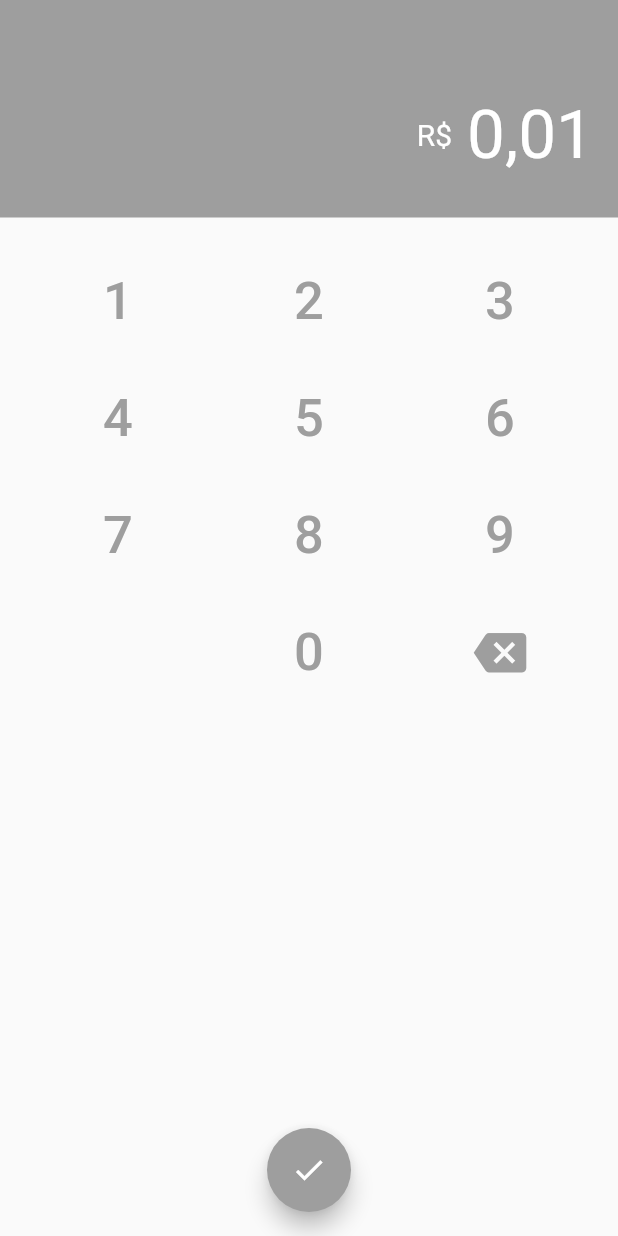
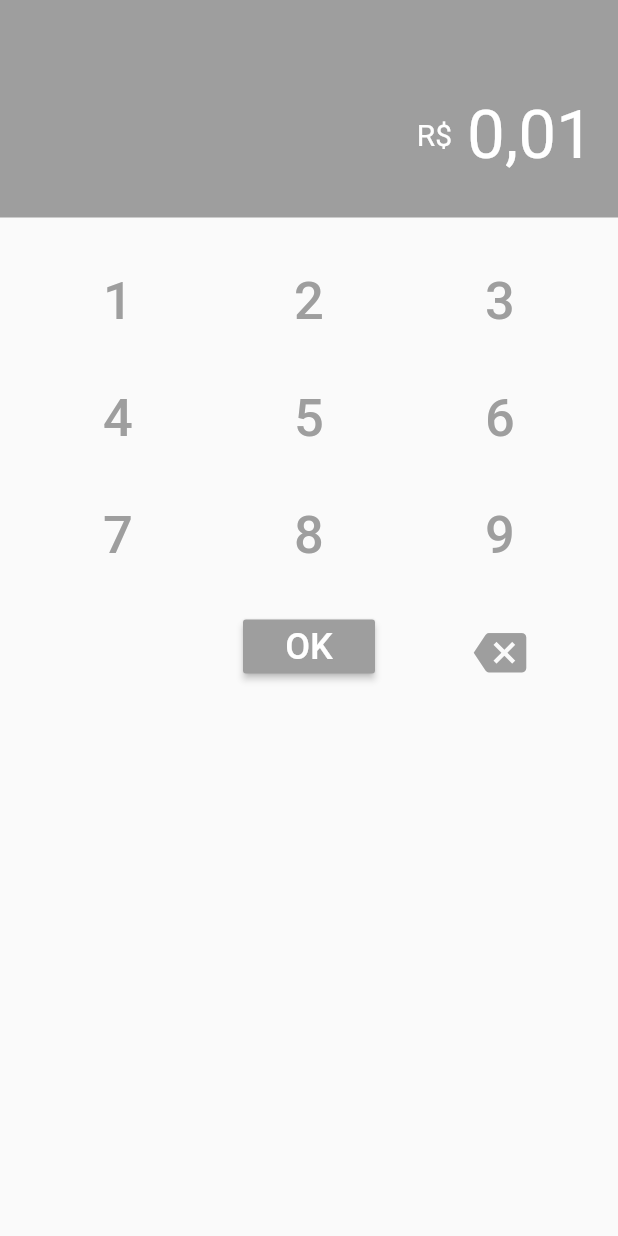
Before and after one commit to rafaelcb21/controlle_assets, a Flutter app: the ContaPage screen opened directly, after a tap on an icon or button, on a phone screen of 412 x 824 dp. Run offline on Flutter 3.47's test engine with Material 2 defaults, Android fonts, the phone set to English and light mode, and no system bars.

Commit message:
version 0.0.36

```diff
--- a/lib/conta/conta.dart
+++ b/lib/conta/conta.dart
@@ -3,6 +3,8 @@ import 'package:flutter/foundation.dart';
 import 'package:intl/intl.dart';
 import 'dart:async';
 import 'dart:ui' as ui;
+import 'package:meta/meta.dart';
+import 'package:flutter/rendering.dart';
 
 class ContaPage extends StatefulWidget {
   final Color color;
@@ -16,7 +18,9 @@ class ContaPageStatus extends State<ContaPage> with TickerProviderStateMixin{
   ValueNotifier<List<int>> numeros = new ValueNotifier<List<int>>(<int>[]);
 
   AnimationController _controller;
+  //AnimationController _controller2;
   Animation _animation;
+  //Animation _animation2;
   Animation<double> _frontScale;
   Animation<double> _backScale;
 
@@ -55,6 +59,11 @@ class ContaPageStatus extends State<ContaPage> with TickerProviderStateMixin{
       curve: new Interval(0.0, 1.0, curve: Curves.linear),
     );
 
+    //_animation2 = new CurvedAnimation(
+    //  parent: _controller2,
+    //  curve: new Interval(0.0, 1.0, curve: Curves.linear),
+    //);
+
     _frontScale = new Tween(
       begin: 1.0,
       end: 0.0,
@@ -68,6 +77,7 @@ class ContaPageStatus extends State<ContaPage> with TickerProviderStateMixin{
     );
 
     _controller.forward();
+
     super.initState();
   }
 
@@ -92,15 +102,16 @@ class ContaPageStatus extends State<ContaPage> with TickerProviderStateMixin{
     return new Scaffold(
       body: new Stack(
         children: <Widget>[
-          new Column(
+          new SingleChildScrollView(
+            //crossAxisAlignment: CrossAxisAlignment.center,
+            //mainAxisAlignment: MainAxisAlignment.spaceBetween,
+            child: new Column(
               crossAxisAlignment: CrossAxisAlignment.center,
-            //mainAxisAlignment: MainAxisAlignment.spaceBetween,
               children: <Widget>[
                 new GestureDetector(
                   onTap: back,
                   child: new NumberDisplay(color, numeros),
                 ),
-
                 new Stack(
                   children: <Widget>[
                     new AnimatedBuilder(
@@ -133,21 +144,65 @@ class ContaPageStatus extends State<ContaPage> with TickerProviderStateMixin{
                 ),
               ],
             ),
+          ),
+
+          //new Stack(
+          //  children: <Widget>[
+          //    new Positioned(
+          //      bottom: 16.0,
+          //      left: (_width / 2) - 28,
+          //      child: new ScaleTransition(
+          //        alignment: FractionalOffset.center,
+          //        scale: new Tween(begin: 1.0, end: 0.0).animate(_animation),
+          //        child: new FloatingActionButton(
+          //          backgroundColor: color,
+          //          child: new Icon(Icons.check),
+          //          onPressed: (){
+          //            //action();
+          //          }
+          //        ),
+          //      ),
+          //    ),
+          //    new Positioned(
+          //      bottom: 16.0,
+          //      left: (_width / 2) - 28,
+          //      child: new ScaleTransition(
+          //        alignment: FractionalOffset.center,
+          //        scale: _animation,
+          //        child: new FloatingActionButton(
+          //          backgroundColor: color,
+          //          child: new Icon(Icons.check),
+          //          onPressed: (){
+          //            action();
+          //          }
+          //        ),
+          //      ),
+          //    ),
+          //  ],
+          //),
 
           new Positioned(
             bottom: 16.0,
-            left: (_width / 2) - 28,
+            left: (_width / 2) - 44,
             child: new ScaleTransition(
               scale: _animation,
-              child: new FloatingActionButton(
-                backgroundColor: color,
-                child: new Icon(Icons.check),
+              child: new RaisedButton(
+                color: color,
+                child: const Text(
+                  'OK',
+                  style: const TextStyle(
+                    color: const Color(0xFFFFFFFF),
+                    fontSize: 24.0
+                  )
+                ),//new Icon(Icons.check, color: new Color(0xFFFFFFFF),),
                 onPressed: (){
                   action();
                 }
               ),
             ),
           )
+
+
         ]
       ),
     );
@@ -398,6 +453,21 @@ class Teclado extends StatelessWidget {
               ),
             ],
           ),
+          //new Container(height: 30.0),
+
+          //new Row(
+          //  mainAxisAlignment: MainAxisAlignment.center,
+          //  children: <Widget>[
+          //    new FloatingActionButton(
+          //      backgroundColor: color,
+          //      child: new Icon(Icons.check),
+          //      onPressed: (){
+          //        action();
+          //      }
+          //    ),
+          //  ],
+          //),
+
         ],
       ),
     );
@@ -414,6 +484,7 @@ class FormularioState extends State<Formulario> {
   String _valueText = "Outros";
   String _valueTextCartao = "Cartão";
   final GlobalKey<ScaffoldState> _scaffoldKey = new GlobalKey<ScaffoldState>();
+  FocusNode _focusNode = new FocusNode();
 
   void showDemoDialog<T>({ BuildContext context, Widget child }) {
     showDialog<T>(
@@ -645,15 +716,42 @@ class FormularioState extends State<Formulario> {
               )
             ],
           ),
-
-          new TextField(
+          new EnsureVisibleWhenFocused(
+            focusNode: _focusNode,
+            child: new TextField(
               maxLines: 1,
-            decoration: const InputDecoration(
+              focusNode: _focusNode,
+              style: Theme.of(context).textTheme.title,
+              decoration: new InputDecoration(
                 labelText: "Descrição",
                 isDense: true,
               ),
-            style: Theme.of(context).textTheme.title,
+            ),
+          ),
+
+          new Container(
+            padding: new EdgeInsets.only(top: 30.0, bottom: 16.0),
+            child: new RaisedButton(
+              color: new Color(0xFFE57373),
+              child: const Text(
+                'OK',
+                style: const TextStyle(
+                  color: const Color(0xFFFFFFFF),
+                  fontSize: 24.0
+                ),
+              ),//new Icon(Icons.check, color: new Color(0xFFFFFFFF),),
+              onPressed: (){}
+            ),
           )
+          //new TextField(
+          //  maxLines: 1,
+          //  decoration: const InputDecoration(
+          //    labelText: "Descrição",
+          //    isDense: true,
+          //  ),
+          //  style: Theme.of(context).textTheme.title,
+          //)
+
         ]
       )
     );
@@ -774,3 +872,65 @@ class _InputDropdown extends StatelessWidget {
     );
   }
 }
+
+class EnsureVisibleWhenFocused extends StatefulWidget {
+  const EnsureVisibleWhenFocused({
+    Key key,
+    @required this.child,
+    @required this.focusNode,
+    this.curve: Curves.ease,
+    this.duration: const Duration(milliseconds: 100),
+  }) : super(key: key);
+
+  final FocusNode focusNode;
+  final Widget child;
+  final Curve curve;
+  final Duration duration;
+
+  EnsureVisibleWhenFocusedState createState() => new EnsureVisibleWhenFocusedState();
+}
+
+class EnsureVisibleWhenFocusedState extends State<EnsureVisibleWhenFocused> {
+  @override
+  void initState() {
+    super.initState();
+    widget.focusNode.addListener(_ensureVisible);
+  }
+
+  @override
+  void dispose() {
+    super.dispose();
+    widget.focusNode.removeListener(_ensureVisible);
+  }
+
+  Future<Null> _ensureVisible() async {
+    await new Future.delayed(const Duration(milliseconds: 600));
+
+    if (!widget.focusNode.hasFocus)
+      return;
+
+    final RenderObject object = context.findRenderObject();
+    final RenderAbstractViewport viewport = RenderAbstractViewport.of(object);
+    assert(viewport != null);
+
+    ScrollableState scrollableState = Scrollable.of(context);
+    assert(scrollableState != null);
+
+    ScrollPosition position = scrollableState.position;
+    double alignment;
+    if (position.pixels > viewport.getOffsetToReveal(object, 0.0)) {
+      alignment = 0.0;
+    } else if (position.pixels < viewport.getOffsetToReveal(object, 1.0)) {
+      alignment = 1.0;
+    } else {
+      return;
+    }
+    position.ensureVisible(
+      object,
+      alignment: alignment,
+      duration: widget.duration,
+      curve: widget.curve,
+    );
+  }
+  Widget build(BuildContext context) => widget.child;
+}
```
Also changed, not shown: pubspec.yaml (+10 -4 lines), 2 other files. Lines whose indentation alone changed are shown as unchanged.
